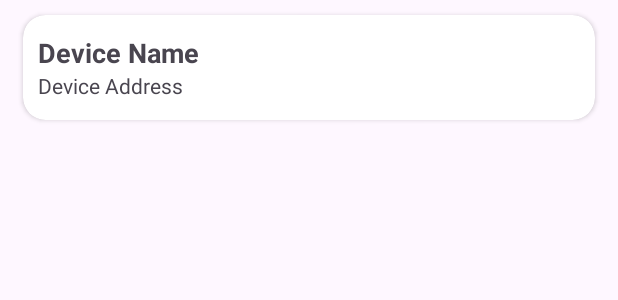
After one commit to alwihabsyi/CatchAd, an Android app: the layout item_device.xml on its own in the app's theme, with its tools: preview values and no code run, on a phone screen of 412 x 824 dp. The commit adds this screen. Shown: the top 300 px of the screen. Run offline under Robolectric (Android 15) with nearby library versions, the phone set to English and light mode, and no system bars.

Commit message:
chore: change view for demo

```diff
--- a/core/build.gradle.kts
+++ b/core/build.gradle.kts
@@ -3,6 +3,7 @@ plugins {
     alias(libs.plugins.jetbrains.kotlin.android)
     id("com.google.devtools.ksp")
     alias(libs.plugins.google.gms.google.services)
+    id("kotlin-parcelize")
 }
 
 android {
--- a/core/src/main/java/com/catchad/core/domain/model/BluetoothDeviceData.kt
+++ b/core/src/main/java/com/catchad/core/domain/model/BluetoothDeviceData.kt
@@ -1,9 +1,13 @@
 package com.catchad.core.domain.model
 
+import android.os.Parcelable
+import kotlinx.parcelize.Parcelize
+
+@Parcelize
 data class BluetoothDeviceData(
     val id: String?,
     val name: String?,
     val address: String,
     val manufacturerData: String,
     val rssi: Int
-)
+): Parcelable
--- /dev/null
+++ b/core/src/main/res/layout/item_device.xml
@@ -0,0 +1,36 @@
+<?xml version="1.0" encoding="utf-8"?>
+<androidx.cardview.widget.CardView xmlns:android="http://schemas.android.com/apk/res/android"
+    xmlns:app="http://schemas.android.com/apk/res-auto"
+    android:layout_width="match_parent"
+    android:layout_height="wrap_content"
+    android:layout_marginStart="15dp"
+    android:layout_marginTop="10dp"
+    android:layout_marginEnd="15dp"
+    android:layout_marginBottom="10dp"
+    android:minHeight="70dp"
+    app:cardCornerRadius="15dp">
+
+    <LinearLayout
+        android:layout_width="wrap_content"
+        android:layout_height="wrap_content"
+        android:layout_gravity="center_vertical"
+        android:orientation="vertical"
+        android:paddingVertical="10dp"
+        android:paddingStart="10dp">
+
+        <TextView
+            android:id="@+id/deviceName"
+            android:layout_width="wrap_content"
+            android:layout_height="wrap_content"
+            android:text="Device Name"
+            android:textSize="18sp"
+            android:textStyle="bold" />
+
+        <TextView
+            android:id="@+id/deviceAddress"
+            android:layout_width="wrap_content"
+            android:layout_height="wrap_content"
+            android:text="Device Address" />
+    </LinearLayout>
+
+</androidx.cardview.widget.CardView>
```
Also changed, not shown: app/src/main/java/com/catchad/app/presentation/main/MainActivity.kt (+41 -5 lines), app/src/main/res/layout/activity_main.xml (+12 -0 lines), core/src/main/java/com/catchad/core/data/bluetooth/BleScanService.kt (+9 -4 lines), core/src/main/java/com/catchad/core/ui/DeviceListAdapter.kt (added, +41 -0 lines).
